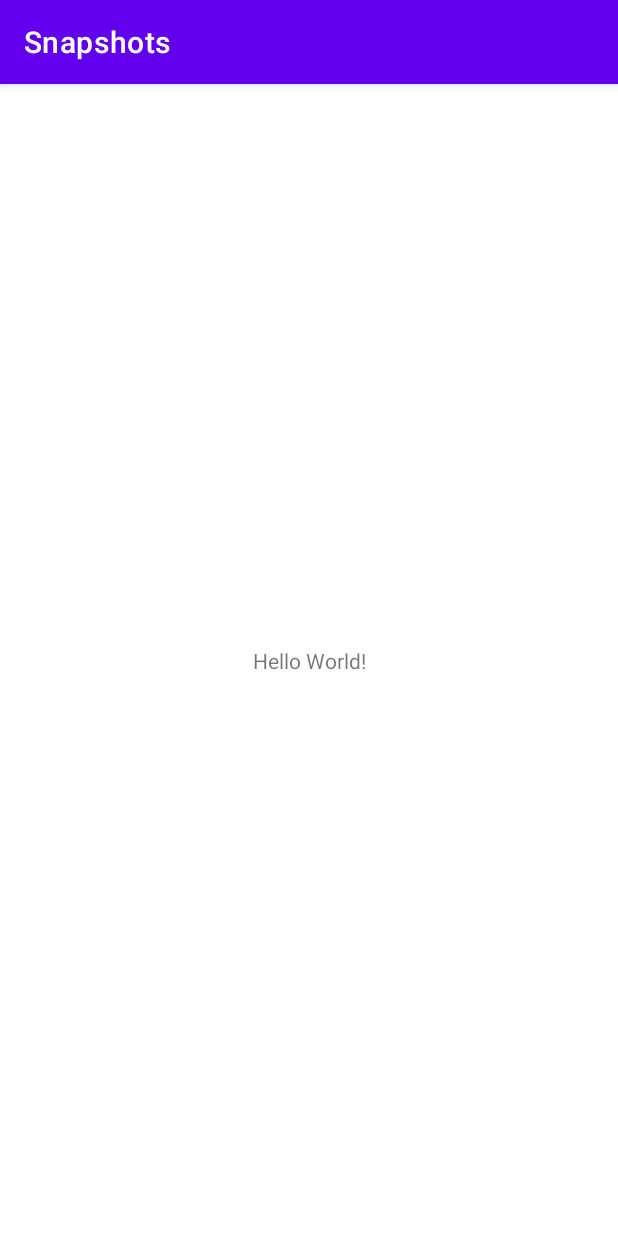
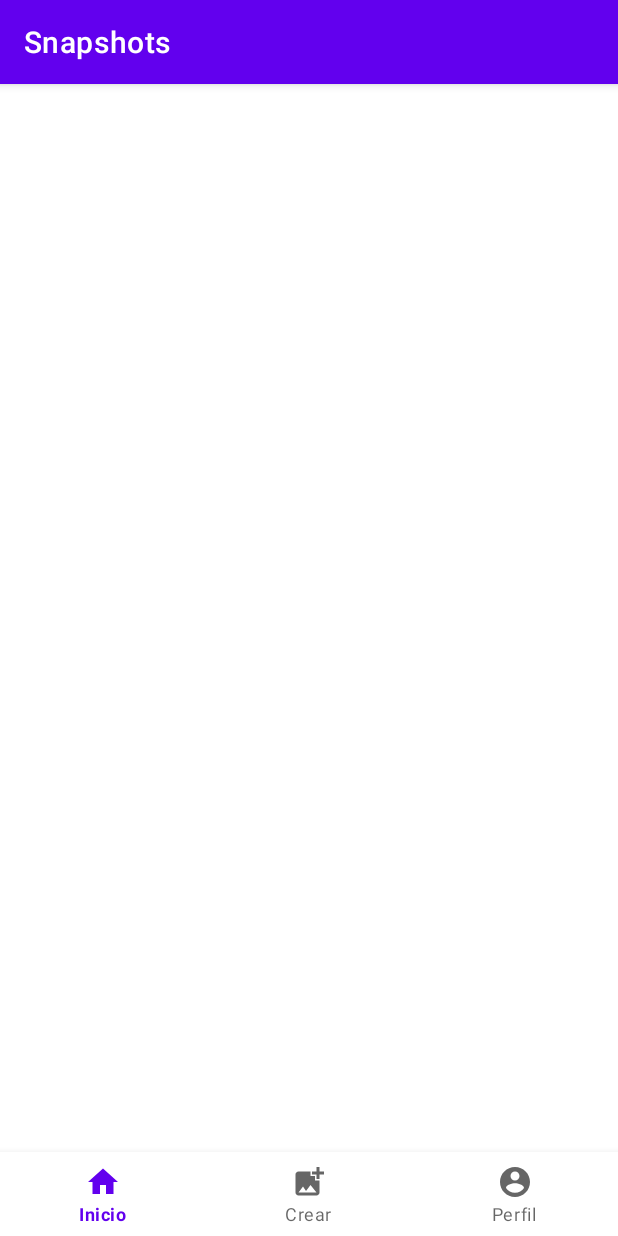
Before and after one commit to Diegobalay1/Snapshots, an Android app: the screen it shows after launch (MainActivity), on a phone screen of 412 x 824 dp. Run offline under Robolectric (Android 15) with nearby library versions, the phone set to English and light mode, and no system bars.

Commit message:
Commit de Bottom Navigation.

```diff
--- /dev/null
+++ b/app/src/main/res/drawable/ic_account_circle.xml
@@ -0,0 +1,10 @@
+<vector xmlns:android="http://schemas.android.com/apk/res/android"
+    android:width="24dp"
+    android:height="24dp"
+    android:viewportWidth="24"
+    android:viewportHeight="24"
+    android:tint="?attr/colorControlNormal">
+  <path
+      android:fillColor="@android:color/white"
+      android:pathData="M12,2C6.48,2 2,6.48 2,12s4.48,10 10,10 10,-4.48 10,-10S17.52,2 12,2zM12,5c1.66,0 3,1.34 3,3s-1.34,3 -3,3 -3,-1.34 -3,-3 1.34,-3 3,-3zM12,19.2c-2.5,0 -4.71,-1.28 -6,-3.22 0.03,-1.99 4,-3.08 6,-3.08 1.99,0 5.97,1.09 6,3.08 -1.29,1.94 -3.5,3.22 -6,3.22z"/>
+</vector>
--- /dev/null
+++ b/app/src/main/res/drawable/ic_add_photo.xml
@@ -0,0 +1,10 @@
+<vector xmlns:android="http://schemas.android.com/apk/res/android"
+    android:width="24dp"
+    android:height="24dp"
+    android:viewportWidth="24"
+    android:viewportHeight="24"
+    android:tint="?attr/colorControlNormal">
+  <path
+      android:fillColor="@android:color/white"
+      android:pathData="M19,7v2.99s-1.99,0.01 -2,0L17,7h-3s0.01,-1.99 0,-2h3L17,2h2v3h3v2h-3zM16,11L16,8h-3L13,5L5,5c-1.1,0 -2,0.9 -2,2v12c0,1.1 0.9,2 2,2h12c1.1,0 2,-0.9 2,-2v-8h-3zM5,19l3,-4 2,3 3,-4 4,5L5,19z"/>
+</vector>
--- /dev/null
+++ b/app/src/main/res/drawable/ic_home.xml
@@ -0,0 +1,10 @@
+<vector xmlns:android="http://schemas.android.com/apk/res/android"
+    android:width="24dp"
+    android:height="24dp"
+    android:viewportWidth="24"
+    android:viewportHeight="24"
+    android:tint="?attr/colorControlNormal">
+  <path
+      android:fillColor="@android:color/white"
+      android:pathData="M10,20v-6h4v6h5v-8h3L12,3 2,12h3v8z"/>
+</vector>
--- a/app/src/main/res/layout/activity_main.xml
+++ b/app/src/main/res/layout/activity_main.xml
@@ -6,13 +6,13 @@
     android:layout_height="match_parent"
     tools:context=".MainActivity">
 
-    <TextView
-        android:layout_width="wrap_content"
+    <com.google.android.material.bottomnavigation.BottomNavigationView
+        android:id="@+id/bottomNav"
+        android:layout_width="0dp"
         android:layout_height="wrap_content"
-        android:text="Hello World!"
-        app:layout_constraintBottom_toBottomOf="parent"
-        app:layout_constraintLeft_toLeftOf="parent"
-        app:layout_constraintRight_toRightOf="parent"
-        app:layout_constraintTop_toTopOf="parent" />
+        app:menu="@menu/bottom_nav_menu"
+        app:layout_constraintStart_toStartOf="parent"
+        app:layout_constraintEnd_toEndOf="parent"
+        app:layout_constraintBottom_toBottomOf="parent"/>
 
 </androidx.constraintlayout.widget.ConstraintLayout>
--- /dev/null
+++ b/app/src/main/res/menu/bottom_nav_menu.xml
@@ -0,0 +1,21 @@
+<?xml version="1.0" encoding="utf-8"?>
+<menu xmlns:android="http://schemas.android.com/apk/res/android"
+    xmlns:app="http://schemas.android.com/apk/res-auto">
+
+    <item
+        android:id="@+id/action_home"
+        android:title="@string/home_title"
+        android:icon="@drawable/ic_home"
+        app:showAsAction="never" />
+    <item
+        android:id="@+id/action_add"
+        android:title="@string/home_add"
+        android:icon="@drawable/ic_add_photo"
+        app:showAsAction="never" />
+    <item
+        android:id="@+id/action_profile"
+        android:title="@string/home_profile"
+        android:icon="@drawable/ic_account_circle"
+        app:showAsAction="never" />
+
+</menu>
--- a/app/src/main/res/values/strings.xml
+++ b/app/src/main/res/values/strings.xml
@@ -1,3 +1,6 @@
 <resources>
     <string name="app_name">Snapshots</string>
+    <string name="home_title">Inicio</string>
+    <string name="home_profile">Perfil</string>
+    <string name="home_add">Crear</string>
 </resources>
```
